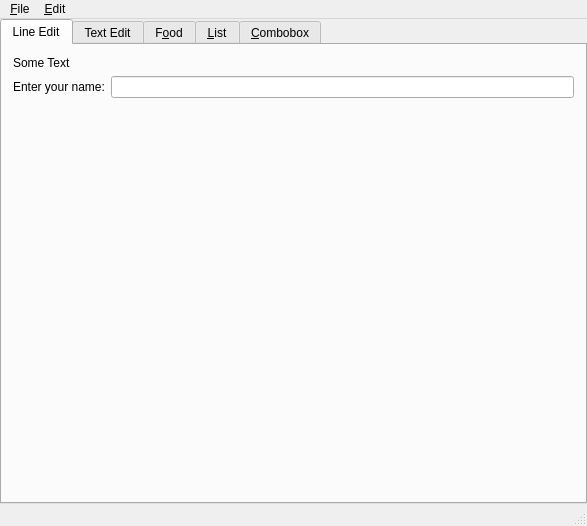
Before: the Qt Designer form examples/simple/mainwindow.ui in KDE/qtatspi, drawn with Qt 5.
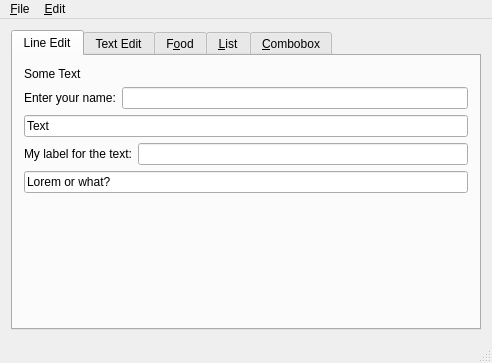
After: the same form once the commit is applied. The open tabs and pages were chosen to show the change.

Diff of the .ui file:
```diff
--- a/examples/simple/mainwindow.ui
+++ b/examples/simple/mainwindow.ui
@@ -6,18 +6,15 @@
    <rect>
     <x>0</x>
     <y>0</y>
-    <width>587</width>
-    <height>526</height>
+    <width>492</width>
+    <height>363</height>
    </rect>
   </property>
   <property name="windowTitle">
    <string>MainWindow</string>
   </property>
   <widget class="QWidget" name="centralWidget">
-   <layout class="QVBoxLayout" name="verticalLayout">
-    <property name="margin">
-     <number>0</number>
-    </property>
+   <layout class="QHBoxLayout" name="horizontalLayout_3">
     <item>
      <widget class="QTabWidget" name="tabWidget">
       <property name="currentIndex">
@@ -27,7 +24,7 @@
        <attribute name="title">
         <string>Line Edit</string>
        </attribute>
-       <layout class="QVBoxLayout" name="verticalLayout_7">
+       <layout class="QVBoxLayout" name="verticalLayout">
         <item>
          <widget class="QLabel" name="label">
           <property name="accessibleDescription">
@@ -56,6 +53,50 @@
           </item>
          </layout>
         </item>
+        <item>
+         <widget class="QLineEdit" name="lineEdit_2">
+          <property name="accessibleName">
+           <string/>
+          </property>
+          <property name="text">
+           <string>Text</string>
+          </property>
+         </widget>
+        </item>
+        <item>
+         <layout class="QHBoxLayout" name="horizontalLayout_2">
+          <item>
+           <widget class="QLabel" name="label_3">
+            <property name="text">
+             <string>My label for the text:</string>
+            </property>
+            <property name="buddy">
+             <cstring>lineEdit_3</cstring>
+            </property>
+           </widget>
+          </item>
+          <item>
+           <widget class="QLineEdit" name="lineEdit_3">
+            <property name="accessibleName">
+             <string/>
+            </property>
+           </widget>
+          </item>
+         </layout>
+        </item>
+        <item>
+         <widget class="QLineEdit" name="lineEdit_4">
+          <property name="accessibleName">
+           <string/>
+          </property>
+          <property name="accessibleDescription">
+           <string>This is a great line edit.</string>
+          </property>
+          <property name="text">
+           <string>Lorem or what?</string>
+          </property>
+         </widget>
+        </item>
         <item>
          <spacer name="verticalSpacer_5">
           <property name="orientation">
@@ -340,7 +381,7 @@
     <rect>
      <x>0</x>
      <y>0</y>
-     <width>587</width>
+     <width>492</width>
      <height>21</height>
     </rect>
    </property>
```
Left out of the diff: 2 changed lines with no effect on the pictures.
